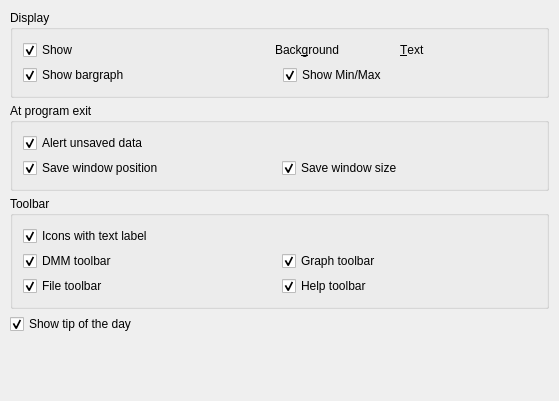
tuxmaster/QtDMM, file src/ui/uiguiprefs.ui: the form before one commit.
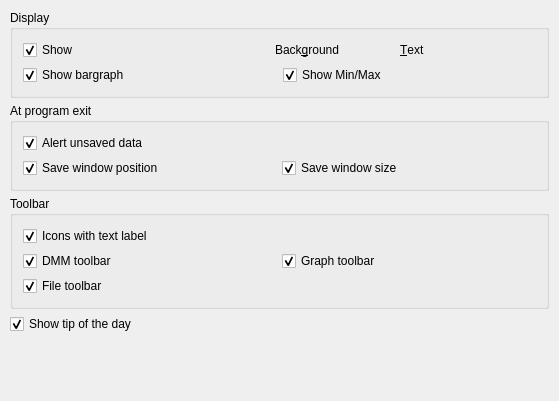
The form after the commit. Custom widgets are drawn as their Qt base class.

The edit to the form file:
```diff
--- a/src/ui/uiguiprefs.ui
+++ b/src/ui/uiguiprefs.ui
@@ -626,19 +626,6 @@
         <property name="bottomMargin">
          <number>0</number>
         </property>
-        <item>
-         <widget class="QCheckBox" name="ui_helpToolBar">
-          <property name="whatsThis">
-           <string>Check this if you want text labels in the toolbar.</string>
-          </property>
-          <property name="text">
-           <string>Help toolbar</string>
-          </property>
-          <property name="checked">
-           <bool>true</bool>
-          </property>
-         </widget>
-        </item>
         <item>
          <spacer name="Spacer3_4_2_4">
           <property name="orientation">
```
Left out of the diff: 1 changed line with no effect on the pictures.
